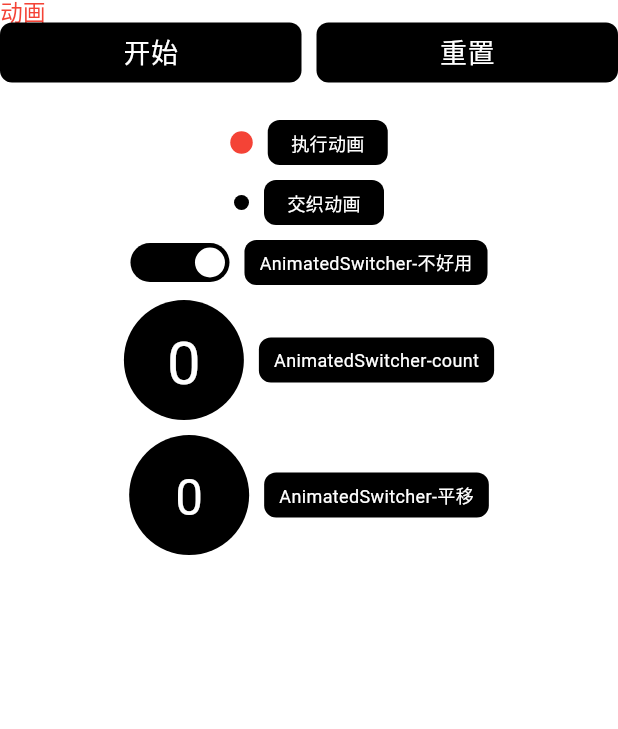
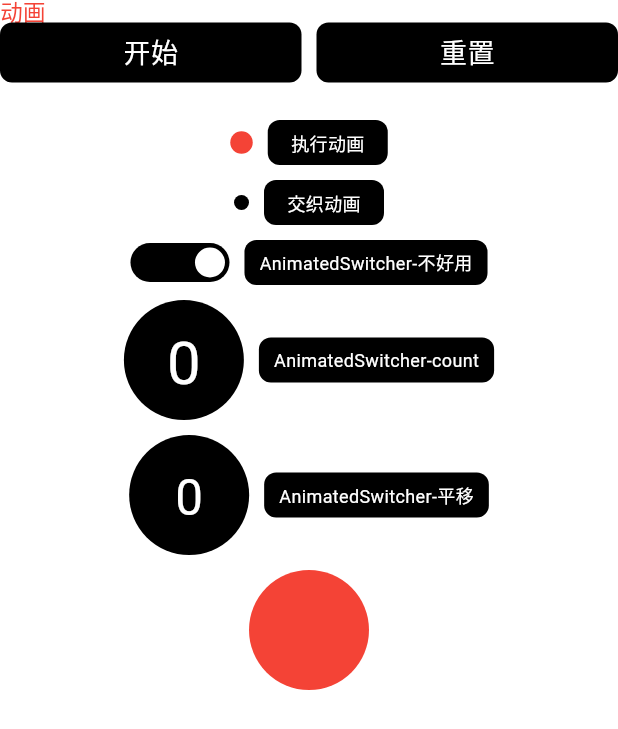
Before and after one commit to SpringRollHHB/FlutterUiTest, a Flutter app: the DongHuaWidget screen opened directly, on a phone screen of 412 x 824 dp. Shown: the top 729 px of the screen. Run offline on Flutter 3.47's test engine with Material 3 defaults, Android fonts, the light colour scheme and no system bars; our stand-ins replace auto_size_text, get.

Commit message:
didUpdateWidget验证

```diff
--- a/lib/layout/dong_hua_widget.dart
+++ b/lib/layout/dong_hua_widget.dart
@@ -4,6 +4,7 @@ import 'package:flutter/cupertino.dart';
 import 'package:flutter/material.dart';
 import 'package:flutter/services.dart';
 import 'package:flutteruitest/layout/animation_image.dart';
+import 'package:flutteruitest/layout/widget/pro_animation_widget.dart';
 import 'package:get/get.dart';
 
 class DongHuaWidget extends StatefulWidget {
@@ -28,6 +29,7 @@ class _DongHuaWidgetState extends State<DongHuaWidget> with TickerProviderStateM
   var start = true.obs;
   var count = 0.obs;
   var count2 = 0.obs;
+  var dirty01 = true;
 
   @override
   void initState() {
@@ -381,7 +383,19 @@ class _DongHuaWidgetState extends State<DongHuaWidget> with TickerProviderStateM
                 )
               ],
             ),
-
+            const SizedBox(height: 10,),
+            StatefulBuilder(
+              builder: (BuildContext context, StateSetter _setState) {
+                return GestureDetector(
+                  onTap: (){
+                    _setState((){
+                      dirty01 = !dirty01;
+                    });
+                  },
+                  child: ProAnimationWidget(dirty: dirty01,),
+                );
+              },
+            ),
           ],
         ),
       ),
--- /dev/null
+++ b/lib/layout/widget/pro_animation_widget.dart
@@ -0,0 +1,50 @@
+import 'dart:math';
+
+import 'package:flutter/material.dart';
+
+class ProAnimationWidget extends StatefulWidget {
+  final bool dirty;
+  const ProAnimationWidget({super.key,required this.dirty});
+
+  @override
+  State<ProAnimationWidget> createState() => _ProAnimationWidgetState();
+}
+
+class _ProAnimationWidgetState extends State<ProAnimationWidget> with TickerProviderStateMixin {
+
+  late AnimationController animationController;
+  late Animation<Color?> colorAnimation;
+
+  @override
+  void initState() {
+    super.initState();
+    animationController = AnimationController(vsync: this,duration: const Duration(seconds: 1));
+    colorAnimation = ColorTween(begin: Colors.black,end: Colors.red).animate(animationController);
+    animationController.forward();
+  }
+
+  @override
+  Widget build(BuildContext context) {
+    return AnimatedBuilder(
+      animation: animationController,
+      builder: (BuildContext context, Widget? child) {
+        return Container(
+          width: 80,
+          height: 80,
+          decoration: BoxDecoration(shape: BoxShape.circle, color: colorAnimation.value),
+        );
+      },
+    );
+  }
+
+  @override
+  void didUpdateWidget(covariant ProAnimationWidget oldWidget) {
+    super.didUpdateWidget(oldWidget);
+    debugPrint("hhb    context->${context.mounted}");
+    if(oldWidget.dirty != widget.dirty) {
+      if(animationController.isCompleted) animationController.reverse();
+      if(animationController.isDismissed) animationController.forward();
+    }
+  }
+
+}
```
